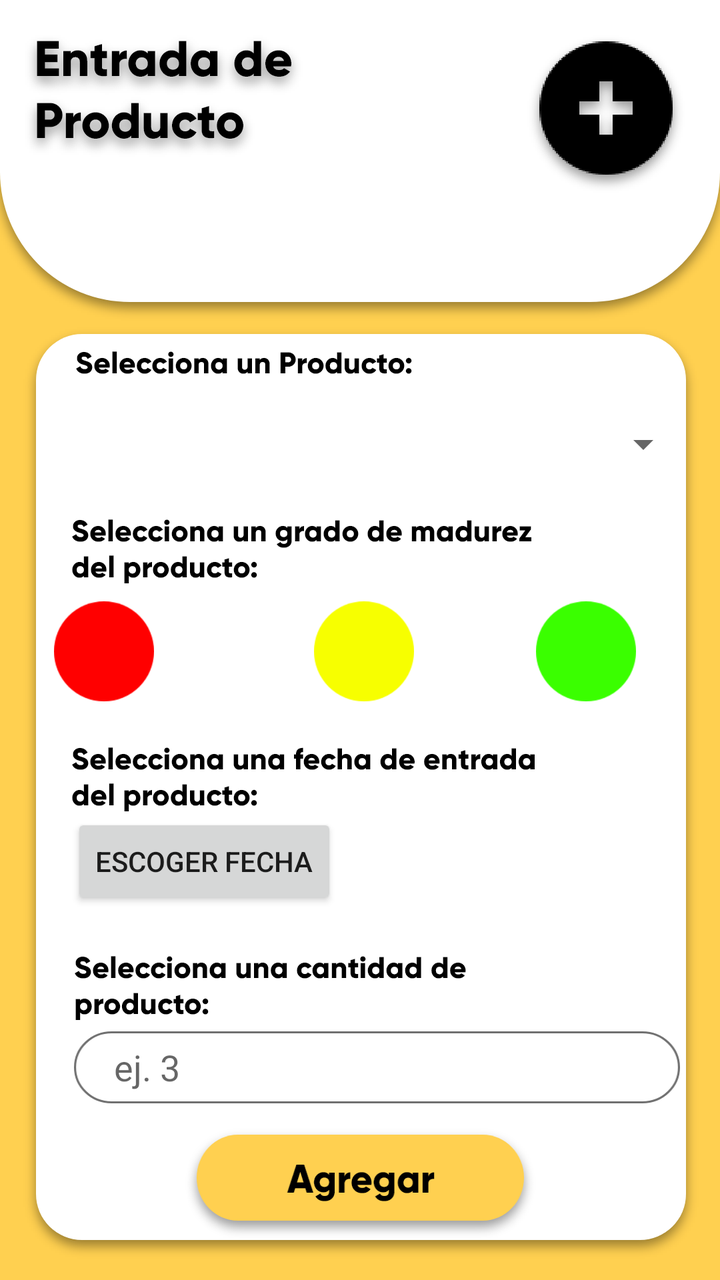
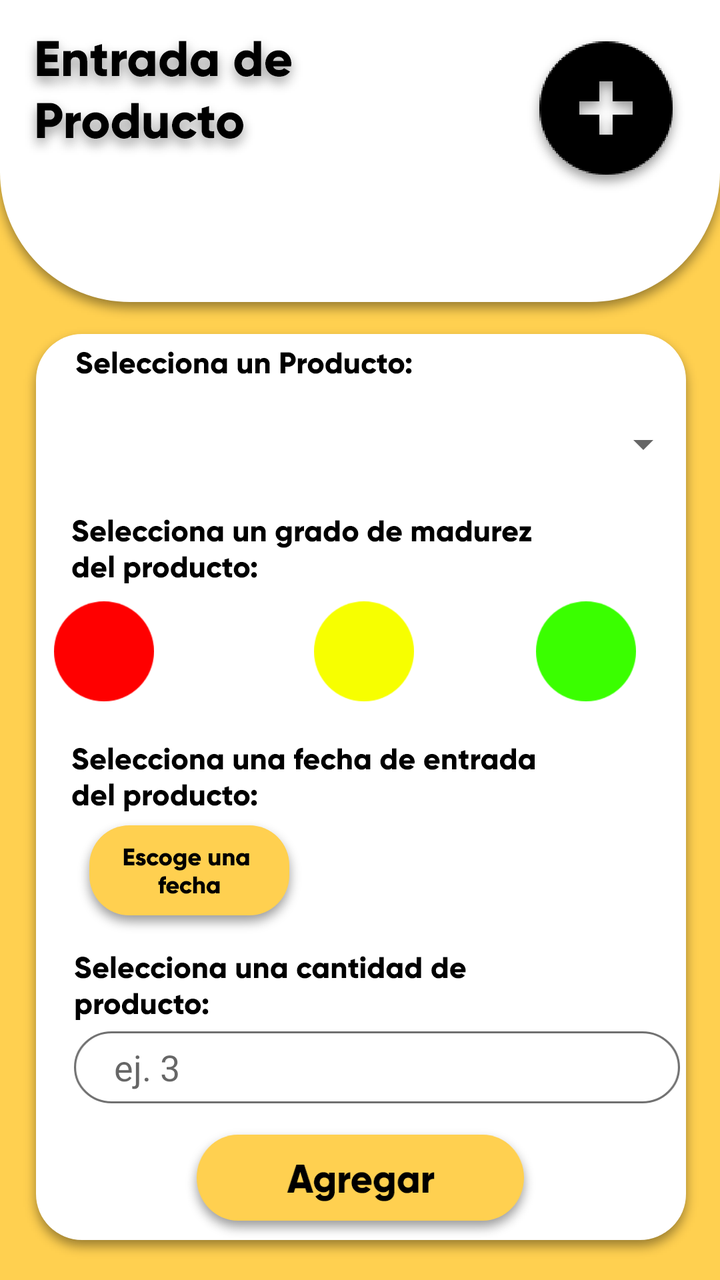

The first picture is an Android layout as it rendered before a commit; the second is the same layout after the commit. The layout source and the unified diff follow.
<!-- AndroidManifest.xml: application theme AppTheme -->
<!-- res/layout/activity__entrada.xml -->
<?xml version="1.0" encoding="utf-8"?>
<android.support.constraint.ConstraintLayout xmlns:android="http://schemas.android.com/apk/res/android"
    xmlns:app="http://schemas.android.com/apk/res-auto"
    xmlns:tools="http://schemas.android.com/tools"
    android:layout_width="match_parent"
    android:layout_height="match_parent"
    android:background="@drawable/entradas"
    tools:context=".Activity_Entrada">


    <Spinner
        android:id="@+id/spinner1"
        android:layout_width="308dp"
        android:layout_height="47dp"

        android:layout_marginTop="8dp"
        android:layout_marginRight="56dp"
        android:layout_marginBottom="144dp"
        android:hint="ej. Cebolla, limon..."
        app:layout_constraintBottom_toBottomOf="parent"
        app:layout_constraintRight_toRightOf="parent"
        app:layout_constraintStart_toStartOf="@+id/imageView6"
        app:layout_constraintTop_toBottomOf="@+id/imageView6"
        app:layout_constraintVertical_bias="0.0" />

    <Spinner
        android:id="@+id/spinner2"
        android:layout_width="312dp"
        android:layout_height="47dp"
        android:layout_marginTop="8dp"

        android:layout_marginBottom="152dp"
        android:hint="Etiqueta"
        android:visibility="gone"
        app:layout_constraintBottom_toBottomOf="parent"
        app:layout_constraintEnd_toEndOf="@+id/imageView8"
        app:layout_constraintHorizontal_bias="0.08"
        app:layout_constraintLeft_toLeftOf="parent"
        app:layout_constraintRight_toRightOf="parent"
        app:layout_constraintStart_toStartOf="@+id/imageView8"
        app:layout_constraintTop_toBottomOf="@+id/imageView8"
        app:layout_constraintVertical_bias="0.0" />

    <EditText
        android:id="@+id/activity__entrada_edittext"
        android:layout_width="303dp"
        android:layout_height="wrap_content"
        android:layout_marginTop="8dp"
        android:layout_marginEnd="8dp"
        android:layout_marginBottom="96dp"
        android:background="@drawable/entradax"
        android:ems="10"
        android:hint="ej. 3 "
        android:inputType="number"
        android:paddingLeft="20dp"
        app:layout_constraintBottom_toBottomOf="parent"
        app:layout_constraintEnd_toEndOf="@+id/imageView9"
        app:layout_constraintHorizontal_bias="0.0"
        app:layout_constraintStart_toStartOf="@+id/imageView9"
        app:layout_constraintTop_toBottomOf="@+id/imageView9"
        app:layout_constraintVertical_bias="0.333" />

    <Button
        android:id="@+id/activity__entrada_agregar_button"
        android:layout_width="181dp"
        android:layout_height="wrap_content"
        android:layout_marginStart="8dp"
        android:layout_marginTop="8dp"
        android:layout_marginEnd="8dp"
        android:layout_marginBottom="8dp"
        android:background="@drawable/botonagregar"
        app:layout_constraintBottom_toBottomOf="parent"
        app:layout_constraintEnd_toEndOf="parent"
        app:layout_constraintHorizontal_bias="0.502"
        app:layout_constraintStart_toStartOf="parent"
        app:layout_constraintTop_toTopOf="parent"
        app:layout_constraintVertical_bias="0.983" />

    <ImageView
        android:id="@+id/imageView4"
        android:layout_width="wrap_content"
        android:layout_height="wrap_content"
        android:layout_marginStart="8dp"
        android:layout_marginTop="8dp"
        android:layout_marginEnd="8dp"
        android:layout_marginBottom="8dp"
        app:layout_constraintBottom_toBottomOf="parent"
        app:layout_constraintEnd_toEndOf="parent"
        app:layout_constraintHorizontal_bias="0.0"
        app:layout_constraintStart_toStartOf="parent"
        app:layout_constraintTop_toTopOf="parent"
        app:layout_constraintVertical_bias="0.0"
        app:srcCompat="@drawable/textoentrada" />

    <ImageView
        android:id="@+id/imageView5"
        android:layout_width="wrap_content"
        android:layout_height="wrap_content"
        android:layout_marginStart="8dp"
        android:layout_marginTop="8dp"
        android:layout_marginEnd="8dp"
        android:layout_marginBottom="8dp"
        app:layout_constraintBottom_toBottomOf="parent"
        app:layout_constraintEnd_toEndOf="parent"
        app:layout_constraintHorizontal_bias="1.0"
        app:layout_constraintStart_toStartOf="parent"
        app:layout_constraintTop_toTopOf="parent"
        app:layout_constraintVertical_bias="0.0"
        app:srcCompat="@drawable/iconomas" />

    <ImageView
        android:id="@+id/imageView6"
        android:layout_width="wrap_content"
        android:layout_height="wrap_content"
        android:layout_marginStart="8dp"
        android:layout_marginTop="8dp"
        android:layout_marginEnd="8dp"
        android:layout_marginBottom="8dp"
        app:layout_constraintBottom_toBottomOf="parent"
        app:layout_constraintEnd_toEndOf="parent"
        app:layout_constraintHorizontal_bias="0.17"
        app:layout_constraintStart_toStartOf="parent"
        app:layout_constraintTop_toTopOf="parent"
        app:layout_constraintVertical_bias="0.272"
        app:srcCompat="@drawable/seleccionaunproducto" />

    <ImageView
        android:id="@+id/imageView7"
        android:layout_width="wrap_content"
        android:layout_height="wrap_content"
        android:layout_marginStart="8dp"
        android:layout_marginTop="8dp"
        android:layout_marginEnd="8dp"
        android:layout_marginBottom="8dp"
        app:layout_constraintBottom_toBottomOf="parent"
        app:layout_constraintEnd_toEndOf="parent"
        app:layout_constraintHorizontal_bias="0.255"
        app:layout_constraintStart_toStartOf="parent"
        app:layout_constraintTop_toTopOf="parent"
        app:layout_constraintVertical_bias="0.423"
        app:srcCompat="@drawable/seleccionaungradodemadurez" />

    <ImageView
        android:id="@+id/imageView8"
        android:layout_width="wrap_content"
        android:layout_height="wrap_content"
        android:layout_marginStart="8dp"
        android:layout_marginTop="8dp"
        android:layout_marginEnd="8dp"
        android:layout_marginBottom="8dp"
        app:layout_constraintBottom_toBottomOf="parent"
        app:layout_constraintEnd_toEndOf="parent"
        app:layout_constraintHorizontal_bias="0.259"
        app:layout_constraintStart_toStartOf="parent"
        app:layout_constraintTop_toTopOf="parent"
        app:layout_constraintVertical_bias="0.617"
        app:srcCompat="@drawable/seleccionaunafechadeentrada" />

    <ImageView
        android:id="@+id/imageView9"
        android:layout_width="wrap_content"
        android:layout_height="wrap_content"
        android:layout_marginStart="8dp"
        android:layout_marginTop="8dp"
        android:layout_marginEnd="8dp"
        android:layout_marginBottom="8dp"
        app:layout_constraintBottom_toBottomOf="parent"
        app:layout_constraintEnd_toEndOf="parent"
        app:layout_constraintHorizontal_bias="0.203"
        app:layout_constraintStart_toStartOf="parent"
        app:layout_constraintTop_toTopOf="parent"
        app:layout_constraintVertical_bias="0.794"
        app:srcCompat="@drawable/seleccionaunacantidadproducto" />

    <Button
        android:id="@+id/gradorojo"
        android:layout_width="50dp"
        android:layout_height="50dp"
        android:layout_marginStart="42dp"
        android:layout_marginTop="8dp"
        android:layout_marginEnd="80dp"
        android:layout_marginBottom="8dp"
        android:background="@drawable/botonrojo"
        app:layout_constraintBottom_toBottomOf="parent"
        app:layout_constraintEnd_toEndOf="parent"
        app:layout_constraintEnd_toStartOf="@+id/gradoamarillo"
        app:layout_constraintHorizontal_bias="0.105"
        app:layout_constraintStart_toStartOf="parent"
        app:layout_constraintTop_toBottomOf="@+id/imageView7"
        app:layout_constraintVertical_bias="0.0" />

    <Button
        android:id="@+id/gradoamarillo"
        android:layout_width="50dp"
        android:layout_height="50dp"
        android:layout_marginTop="8dp"
        android:layout_marginEnd="168dp"
        android:background="@drawable/botonamarillo"
        app:layout_constraintEnd_toEndOf="parent"
        app:layout_constraintStart_toEndOf="@+id/gradorojo"
        app:layout_constraintTop_toBottomOf="@+id/imageView7" />

    <Button
        android:id="@+id/gradoverde"
        android:layout_width="50dp"
        android:layout_height="50dp"
        android:layout_marginStart="8dp"
        android:layout_marginTop="8dp"
        android:layout_marginEnd="8dp"
        android:layout_marginBottom="8dp"
        android:background="@drawable/botonverde"
        app:layout_constraintBottom_toBottomOf="parent"
        app:layout_constraintEnd_toEndOf="parent"
        app:layout_constraintHorizontal_bias="0.884"
        app:layout_constraintStart_toStartOf="parent"
        app:layout_constraintTop_toBottomOf="@+id/imageView7"
        app:layout_constraintVertical_bias="0.0" />

    <Button
        android:id="@+id/activity__entrada_fechabutton"
        android:layout_width="wrap_content"
        android:layout_height="wrap_content"
        android:text="Escoger fecha"
        app:layout_constraintStart_toStartOf="@+id/imageView8"
        app:layout_constraintTop_toBottomOf="@+id/imageView8" />

    <TextView
        android:id="@+id/activity__entrada_fechatext"
        android:layout_width="wrap_content"
        android:layout_height="wrap_content"
        android:layout_marginStart="19dp"
        android:layout_marginTop="10dp"
        android:textColor="@color/colorIcons"
        android:textSize="18sp"
        android:textStyle="bold"
        app:layout_constraintStart_toEndOf="@+id/activity__entrada_fechabutton"
        app:layout_constraintTop_toBottomOf="@+id/imageView8" />

</android.support.constraint.ConstraintLayout>
<!-- resources referenced by this layout -->
<resources>
  <color name="colorIcons">#212121</color>
  <!-- drawable botonagregar: png bitmap (drawable-hdpi, 5686 bytes) -->
  <!-- drawable botonamarillo: png bitmap (drawable-hdpi, 1093 bytes) -->
  <!-- drawable botonrojo: png bitmap (drawable-hdpi, 857 bytes) -->
  <!-- drawable botonverde: png bitmap (drawable-hdpi, 1117 bytes) -->
  <!-- drawable entradas: png bitmap (drawable-hdpi, 14015 bytes) -->
  <!-- drawable entradax: png bitmap (drawable-hdpi, 2328 bytes) -->
  <!-- drawable iconomas: png bitmap (drawable-hdpi, 4855 bytes) -->
  <!-- drawable seleccionaunacantidadproducto: png bitmap (drawable-hdpi, 2742 bytes) -->
  <!-- drawable seleccionaunafechadeentrada: png bitmap (drawable-hdpi, 3397 bytes) -->
  <!-- drawable seleccionaungradodemadurez: png bitmap (drawable-hdpi, 3257 bytes) -->
  <!-- drawable seleccionaunproducto: png bitmap (drawable-hdpi, 1867 bytes) -->
  <!-- drawable textoentrada: png bitmap (drawable-hdpi, 8699 bytes) -->
  <style name="AppTheme" parent="Theme.AppCompat.Light.NoActionBar">
          
          <item name="colorPrimary">@color/colorPrimary</item>
          <item name="colorPrimaryDark">@color/colorPrimaryDark</item>
          <item name="colorAccent">@color/colorAccent</item>
      </style>
  <color name="colorPrimary">#8BC34A</color>
  <color name="colorPrimaryDark">#FFD050</color>
  <color name="colorAccent">#FFEB3B</color>
</resources>

<!-- the commit's change to res/layout/activity__entrada.xml (unified diff, before → after) -->
@@ -220,7 +220,7 @@
         android:id="@+id/activity__entrada_fechabutton"
         android:layout_width="wrap_content"
         android:layout_height="wrap_content"
-        android:text="Escoger fecha"
+        android:background="@drawable/botonfechaescoger"
         app:layout_constraintStart_toStartOf="@+id/imageView8"
         app:layout_constraintTop_toBottomOf="@+id/imageView8" />
 
<!-- resource entries referenced after the edit -->
@@ -3,6 +3,7 @@
   <color name="colorIcons">#212121</color>
   <!-- drawable botonagregar: png bitmap (drawable-hdpi, 5686 bytes) -->
   <!-- drawable botonamarillo: png bitmap (drawable-hdpi, 1093 bytes) -->
+  <!-- drawable botonfechaescoger: png bitmap (drawable-hdpi, 5389 bytes) -->
   <!-- drawable botonrojo: png bitmap (drawable-hdpi, 857 bytes) -->
   <!-- drawable botonverde: png bitmap (drawable-hdpi, 1117 bytes) -->
   <!-- drawable entradas: png bitmap (drawable-hdpi, 14015 bytes) -->
